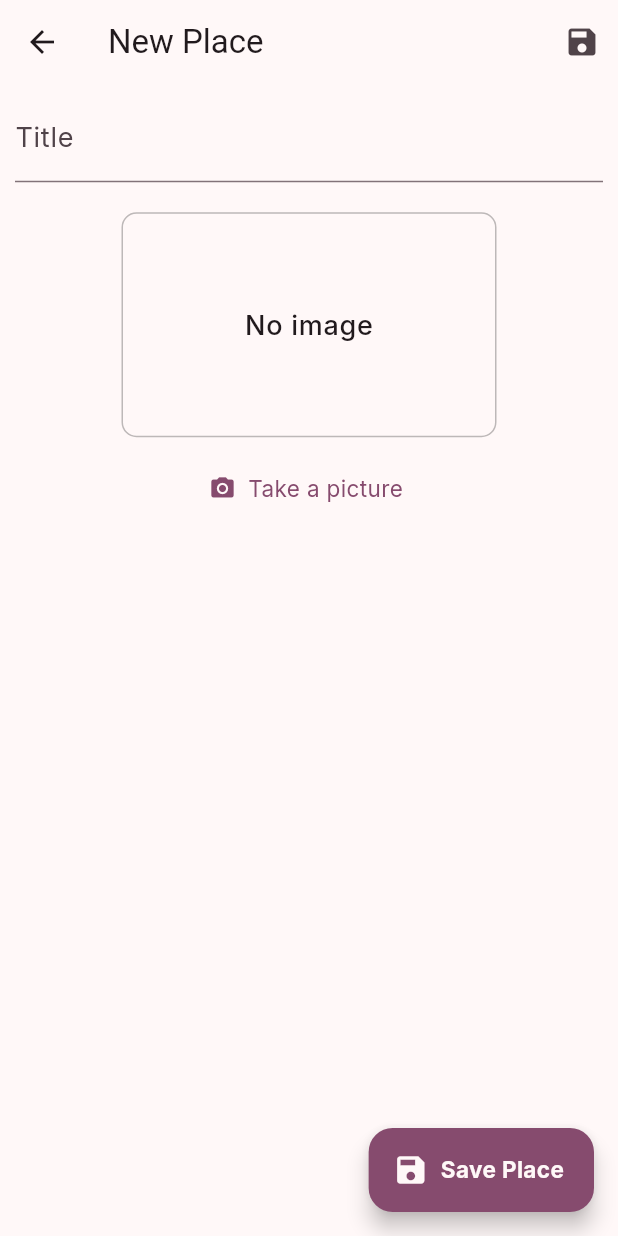
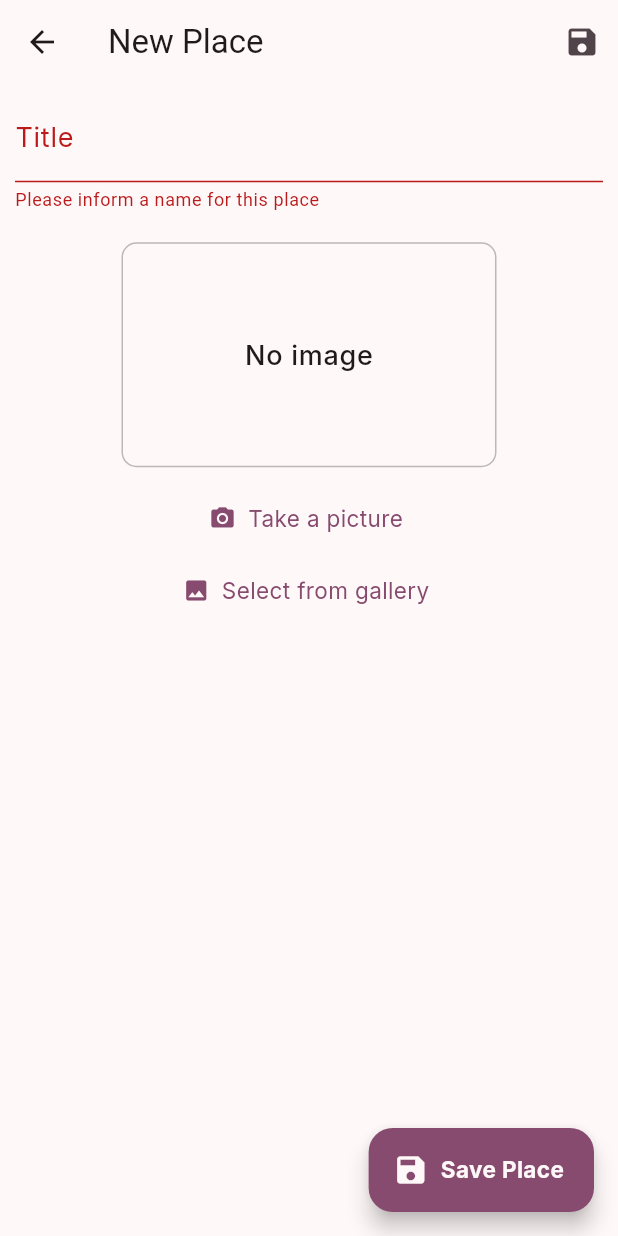
Before and after one commit to darcanj0/great_places, a Flutter app: the PlaceFormPage screen opened by its route, after a tap on the "save" icon, on a phone screen of 412 x 824 dp. Run offline on Flutter 3.47's test engine with Material 2 defaults, Android fonts, the phone set to English and light mode, and no system bars; our stand-ins replace google_fonts, image_picker.

Commit message:
feat: enable pick image from gallery and camera

```diff
--- a/lib/components/image_input.dart
+++ b/lib/components/image_input.dart
@@ -1,5 +1,8 @@
+import 'dart:io';
+
 import 'package:flutter/material.dart';
 import 'package:great_places/utils/theme_consumer.dart';
+import 'package:image_picker/image_picker.dart';
 
 class ImageInput extends StatefulWidget {
   const ImageInput({super.key});
@@ -9,6 +12,25 @@ class ImageInput extends StatefulWidget {
 }
 
 class _ImageInputState extends State<ImageInput> {
+  File? selectedImage;
+  Future<void> takePicture() async {
+    final loadedImage = await ImagePicker()
+        .pickImage(source: ImageSource.camera, maxWidth: 800);
+    if (loadedImage == null) return;
+    setState(() {
+      selectedImage = File(loadedImage.path);
+    });
+  }
+
+  Future<void> selectFromGallery() async {
+    final loadedImage = await ImagePicker()
+        .pickImage(source: ImageSource.gallery, maxWidth: 800);
+    if (loadedImage == null) return;
+    setState(() {
+      selectedImage = File(loadedImage.path);
+    });
+  }
+
   @override
   Widget build(BuildContext context) {
     final textTheme = Theme.of(context).textTheme;
@@ -21,9 +43,19 @@ class _ImageInputState extends State<ImageInput> {
               ImagePreview(
                 isLandscape: isLandscape,
                 textTheme: textTheme,
+                file: selectedImage,
               ),
               CustomSpacer(isLandscape: isLandscape),
-              const PictureButton()
+              Column(
+                children: [
+                  PictureButton(
+                    onClick: takePicture,
+                  ),
+                  GalleryButton(
+                    onClick: selectFromGallery,
+                  )
+                ],
+              )
             ],
           )
         : Column(
@@ -31,9 +63,15 @@ class _ImageInputState extends State<ImageInput> {
               ImagePreview(
                 isLandscape: isLandscape,
                 textTheme: textTheme,
+                file: selectedImage,
               ),
               CustomSpacer(isLandscape: isLandscape),
-              const PictureButton()
+              PictureButton(
+                onClick: takePicture,
+              ),
+              GalleryButton(
+                onClick: selectFromGallery,
+              )
             ],
           );
   }
@@ -44,8 +82,10 @@ class ImagePreview extends StatelessWidget {
     super.key,
     required this.isLandscape,
     required this.textTheme,
+    required this.file,
   });
 
+  final File? file;
   final bool isLandscape;
   final TextTheme textTheme;
 
@@ -58,10 +98,15 @@ class ImagePreview extends StatelessWidget {
           border: Border.all(color: Colors.black26),
           borderRadius: BorderRadius.circular(10)),
       alignment: Alignment.center,
-      child: Text(
-        'No image',
-        style: textTheme.labelMedium,
-      ),
+      child: file != null
+          ? FadeInImage(
+              image: FileImage(file!),
+              placeholder: const AssetImage("assets/images/missing_image.png"),
+            )
+          : Text(
+              'No image',
+              style: textTheme.labelMedium,
+            ),
     );
   }
 }
@@ -84,14 +129,17 @@ class CustomSpacer extends StatelessWidget {
 }
 
 class PictureButton extends StatelessWidget with ThemeConsumer {
-  const PictureButton({
+  PictureButton({
     super.key,
+    required this.onClick,
   });
+
+  Future<void> Function() onClick;
 
   @override
   Widget build(BuildContext context) {
     return TextButton.icon(
-      onPressed: () {},
+      onPressed: onClick,
       icon: const Icon(Icons.photo_camera),
       label: Text(
         'Take a picture',
@@ -103,3 +151,27 @@ class PictureButton extends StatelessWidget with ThemeConsumer {
     );
   }
 }
+
+class GalleryButton extends StatelessWidget with ThemeConsumer {
+  GalleryButton({
+    super.key,
+    required this.onClick,
+  });
+
+  Future<void> Function() onClick;
+
+  @override
+  Widget build(BuildContext context) {
+    return TextButton.icon(
+      onPressed: onClick,
+      icon: const Icon(Icons.photo),
+      label: Text(
+        'Select from gallery',
+        style: getTextTheme(context)?.bodyMedium?.copyWith(
+              color: getColorScheme(context)?.primary,
+              fontWeight: FontWeight.normal,
+            ),
+      ),
+    );
+  }
+}
--- a/lib/pages/place_form_page.dart
+++ b/lib/pages/place_form_page.dart
@@ -23,7 +23,11 @@ class _PlaceFormPageState extends State<PlaceFormPage> with ThemeConsumer {
     super.dispose();
   }
 
+  final _formKey = GlobalKey<FormState>();
   late final TextEditingController titleController;
+  void submitForm() {
+    if (_formKey.currentState!.validate()) {}
+  }
 
   @override
   Widget build(BuildContext context) {
@@ -31,7 +35,7 @@ class _PlaceFormPageState extends State<PlaceFormPage> with ThemeConsumer {
       appBar: AppBar(
         title: const Text('New Place'),
         actions: [
-          IconButton(onPressed: () {}, icon: const Icon(Icons.save)),
+          IconButton(onPressed: submitForm, icon: const Icon(Icons.save)),
         ],
       ),
       body: SingleChildScrollView(
@@ -41,16 +45,18 @@ class _PlaceFormPageState extends State<PlaceFormPage> with ThemeConsumer {
               crossAxisAlignment: CrossAxisAlignment.stretch,
               children: [
                 Form(
+                  key: _formKey,
                   child: Column(
                     children: [
                       TextFormField(
+                        textInputAction: TextInputAction.done,
                         controller: titleController,
                         keyboardType: TextInputType.text,
                         onSaved: (newValue) {
                           return;
                         },
                         validator: (value) {
-                          if (value == null || value.isEmpty) {
+                          if (value == null || value.trim().isEmpty) {
                             return 'Please inform a name for this place';
                           }
                           if (value.length > 50) {
@@ -70,7 +76,7 @@ class _PlaceFormPageState extends State<PlaceFormPage> with ThemeConsumer {
             )),
       ),
       floatingActionButton: FloatingActionButton.extended(
-        onPressed: () {},
+        onPressed: submitForm,
         icon: Icon(
           Icons.save,
           color: getColorScheme(context)?.background,
--- a/pubspec.yaml
+++ b/pubspec.yaml
@@ -37,6 +37,7 @@ dependencies:
   cupertino_icons: ^1.0.2
   uuid: ^4.1.0
   google_fonts: ^6.1.0
+  image_picker: ^1.0.4
 
 dev_dependencies:
   flutter_test:
@@ -63,6 +64,7 @@ flutter:
   # To add assets to your application, add an assets section, like this:
   assets:
     - assets/fonts/inter/
+    - assets/images/
   #   - images/a_dot_ham.jpeg
 
   # An image asset can refer to one or more resolution-specific "variants", see
```
Also changed, not shown: assets/images/missing_image.png (added), pubspec.lock, 1 other file.
